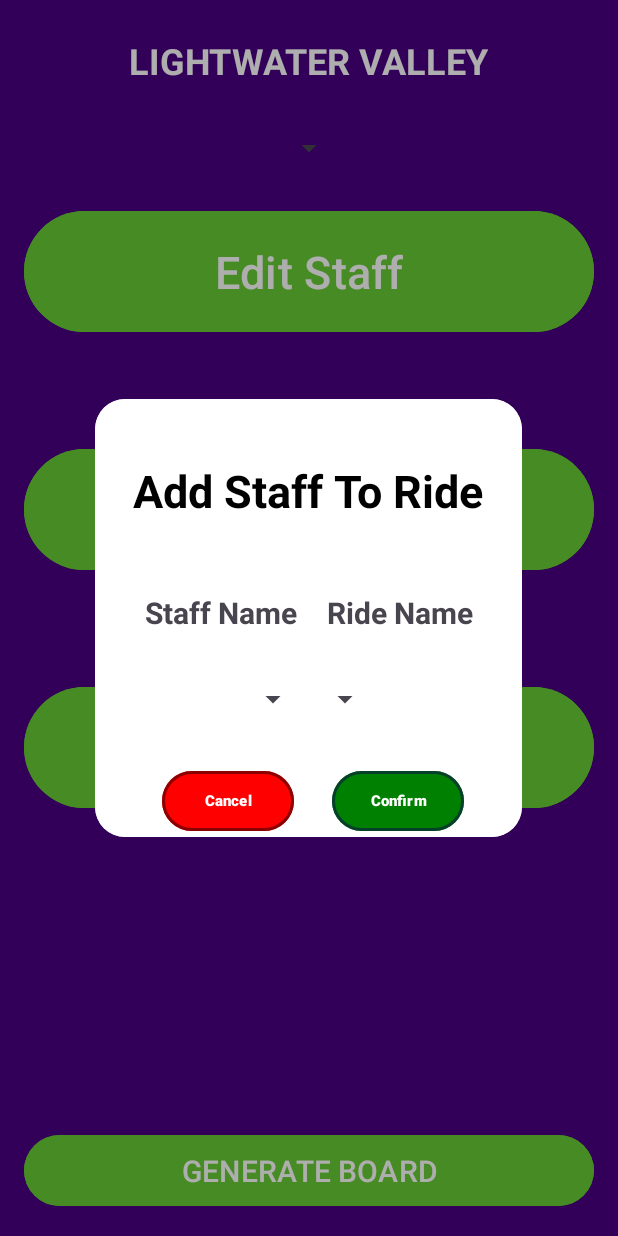
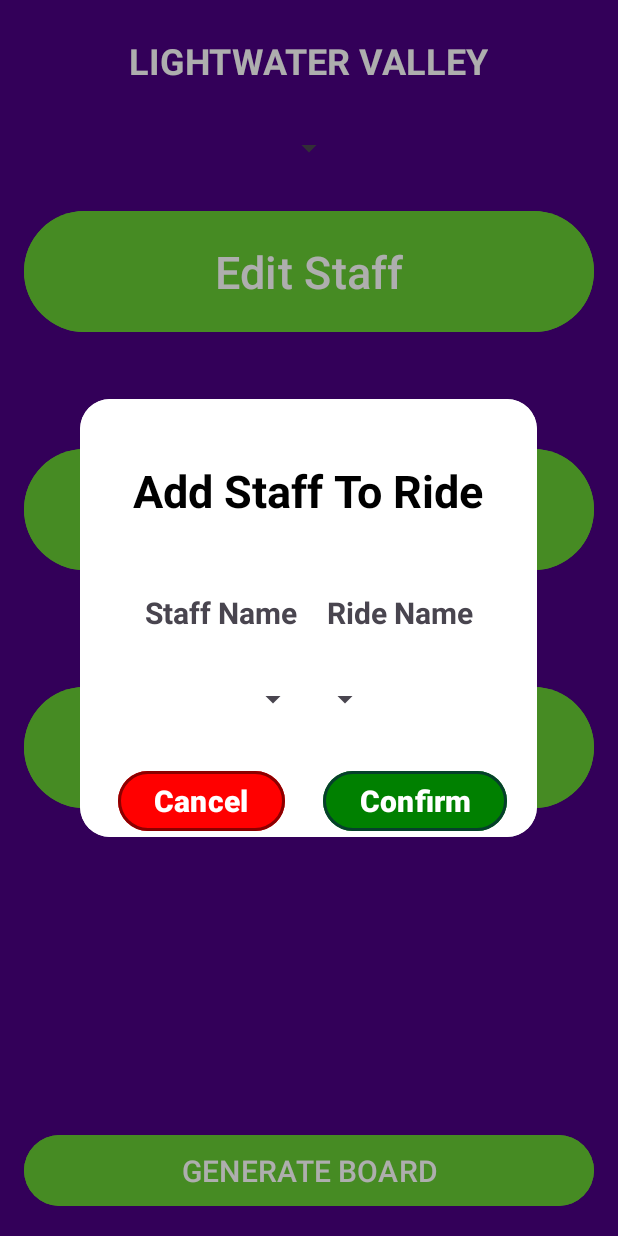
Before and after one commit to BenGrime/FInalProject, an Android app: the screen it shows after launch (MainActivity), after a tap on "Add Staff", on a phone screen of 412 x 824 dp. Run offline under Robolectric (Android 15) with nearby library versions, the phone set to English and light mode, and no system bars.

Commit message:
pop up buttons sizing issue fixed

```diff
--- a/app/src/main/res/layout/add_staff_dialogue.xml
+++ b/app/src/main/res/layout/add_staff_dialogue.xml
@@ -93,13 +93,13 @@
 
             <com.google.android.material.button.MaterialButton
                 android:id="@+id/AddStaffCancel"
-                android:layout_width="0dp"
+                android:layout_width="match_parent"
                 android:layout_height="match_parent"
                 android:layout_marginEnd="10dp"
                 android:layout_weight="1"
                 android:text="@string/cancel"
                 android:textColor="@color/white"
-                android:textSize="10sp"
+                android:textSize="20sp"
                 android:textStyle="bold"
                 app:strokeColor="@color/darkRed"
                 app:strokeWidth="2dp"
@@ -110,13 +110,13 @@
 
             <com.google.android.material.button.MaterialButton
                 android:id="@+id/AddStaffConfirm"
-                android:layout_width="0dp"
+                android:layout_width="match_parent"
                 android:layout_height="match_parent"
                 android:layout_marginEnd="10dp"
                 android:layout_weight="1"
                 android:text="@string/confirm"
                 android:textColor="@color/white"
-                android:textSize="10sp"
+                android:textSize="20sp"
                 android:textStyle="bold"
                 app:strokeColor="@color/darkGreen"
                 app:backgroundTint="@color/green"
```
